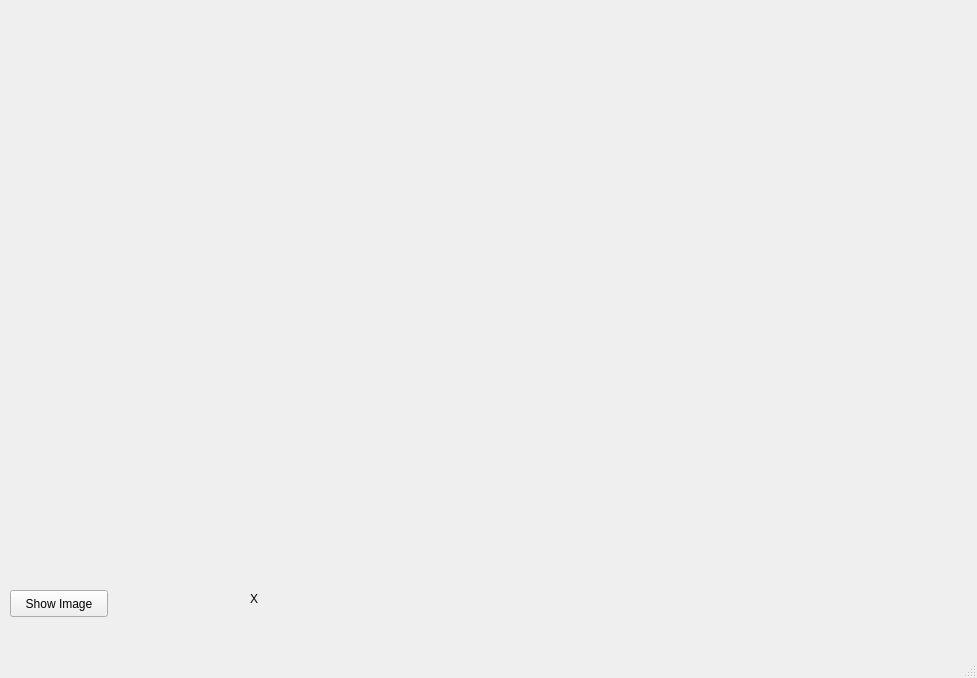
veeraya/CS4243, file ImageLoader.ui: the form before one commit.
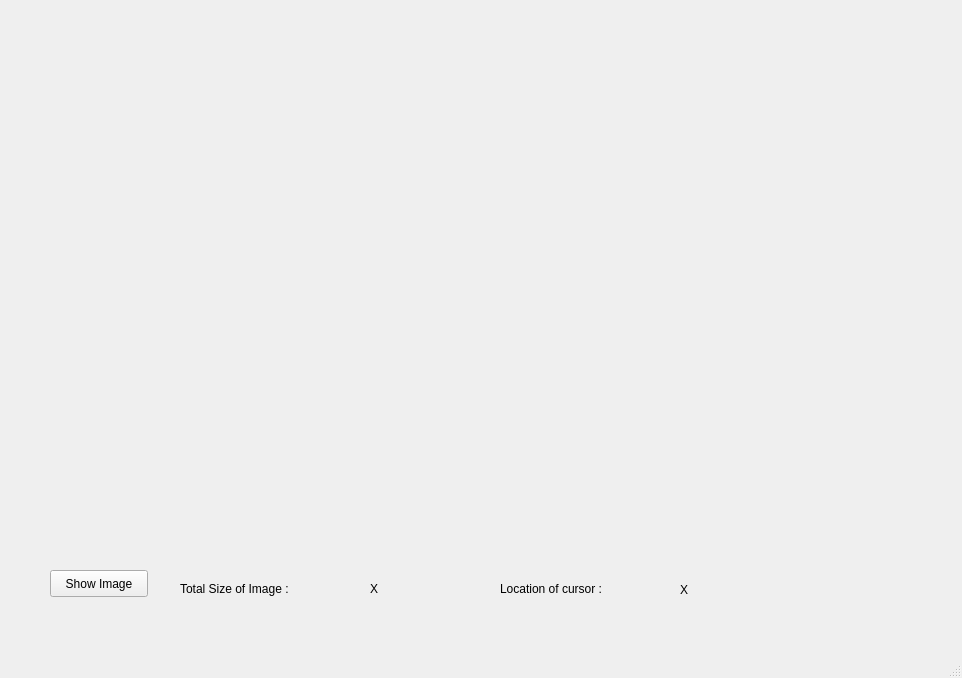
The form after the commit.

Commit message: Added functionality to get pixel value on click

The edit to the form file:
```diff
--- a/ImageLoader.ui
+++ b/ImageLoader.ui
@@ -6,7 +6,7 @@
    <rect>
     <x>0</x>
     <y>0</y>
-    <width>977</width>
+    <width>962</width>
     <height>678</height>
    </rect>
   </property>
@@ -19,19 +19,138 @@
      <rect>
       <x>0</x>
       <y>0</y>
-      <width>971</width>
-      <height>581</height>
+      <width>951</width>
+      <height>561</height>
      </rect>
     </property>
     <property name="text">
      <string/>
     </property>
    </widget>
+   <widget class="QLabel" name="labelWidth">
+    <property name="geometry">
+     <rect>
+      <x>390</x>
+      <y>580</y>
+      <width>41</width>
+      <height>17</height>
+     </rect>
+    </property>
+    <property name="text">
+     <string/>
+    </property>
+    <property name="alignment">
+     <set>Qt::AlignCenter</set>
+    </property>
+   </widget>
+   <widget class="QLabel" name="label_6">
+    <property name="geometry">
+     <rect>
+      <x>500</x>
+      <y>580</y>
+      <width>141</width>
+      <height>17</height>
+     </rect>
+    </property>
+    <property name="text">
+     <string>Location of cursor :</string>
+    </property>
+   </widget>
+   <widget class="QLabel" name="label_2">
+    <property name="geometry">
+     <rect>
+      <x>370</x>
+      <y>580</y>
+      <width>16</width>
+      <height>17</height>
+     </rect>
+    </property>
+    <property name="text">
+     <string>X</string>
+    </property>
+   </widget>
+   <widget class="QLabel" name="label_8">
+    <property name="geometry">
+     <rect>
+      <x>180</x>
+      <y>580</y>
+      <width>141</width>
+      <height>17</height>
+     </rect>
+    </property>
+    <property name="text">
+     <string>Total Size of Image :</string>
+    </property>
+   </widget>
+   <widget class="QLabel" name="label_5">
+    <property name="geometry">
+     <rect>
+      <x>680</x>
+      <y>580</y>
+      <width>20</width>
+      <height>20</height>
+     </rect>
+    </property>
+    <property name="text">
+     <string>X</string>
+    </property>
+   </widget>
+   <widget class="QLabel" name="labelHeight">
+    <property name="geometry">
+     <rect>
+      <x>320</x>
+      <y>580</y>
+      <width>51</width>
+      <height>17</height>
+     </rect>
+    </property>
+    <property name="text">
+     <string/>
+    </property>
+    <property name="alignment">
+     <set>Qt::AlignCenter</set>
+    </property>
+   </widget>
+   <widget class="QLabel" name="label_x">
+    <property name="geometry">
+     <rect>
+      <x>640</x>
+      <y>580</y>
+      <width>41</width>
+      <height>20</height>
+     </rect>
+    </property>
+    <property name="mouseTracking">
+     <bool>true</bool>
+    </property>
+    <property name="text">
+     <string/>
+    </property>
+    <property name="alignment">
+     <set>Qt::AlignCenter</set>
+    </property>
+   </widget>
+   <widget class="QLabel" name="label_y">
+    <property name="geometry">
+     <rect>
+      <x>700</x>
+      <y>580</y>
+      <width>41</width>
+      <height>17</height>
+     </rect>
+    </property>
+    <property name="text">
+     <string/>
+    </property>
+    <property name="alignment">
+     <set>Qt::AlignCenter</set>
+    </property>
+   </widget>
    <widget class="QPushButton" name="loadImg_btn">
     <property name="geometry">
      <rect>
-      <x>10</x>
-      <y>590</y>
+      <x>50</x>
+      <y>570</y>
       <width>98</width>
       <height>27</height>
      </rect>
@@ -40,45 +159,6 @@
      <string>Show Image</string>
     </property>
    </widget>
-   <widget class="QLabel" name="labelHeight">
-    <property name="geometry">
-     <rect>
-      <x>190</x>
-      <y>590</y>
-      <width>51</width>
-      <height>17</height>
-     </rect>
-    </property>
-    <property name="text">
-     <string/>
-    </property>
-   </widget>
-   <widget class="QLabel" name="labelWidth">
-    <property name="geometry">
-     <rect>
-      <x>270</x>
-      <y>590</y>
-      <width>41</width>
-      <height>17</height>
-     </rect>
-    </property>
-    <property name="text">
-     <string/>
-    </property>
-   </widget>
-   <widget class="QLabel" name="label_2">
-    <property name="geometry">
-     <rect>
-      <x>250</x>
-      <y>590</y>
-      <width>16</width>
-      <height>17</height>
-     </rect>
-    </property>
-    <property name="text">
-     <string>X</string>
-    </property>
-   </widget>
   </widget>
   <widget class="QMenuBar" name="menubar">
    <property name="geometry">
```
Left out of the diff: 2 changed lines with no effect on the pictures. The commit also changes 1 other file.
